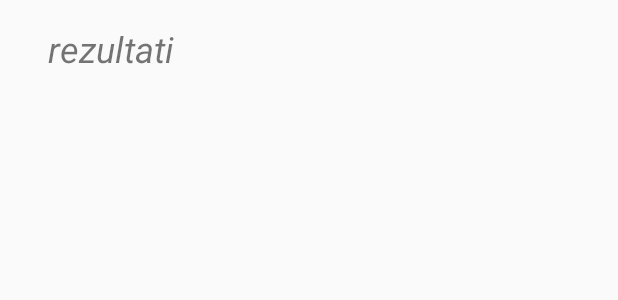
After one commit to luffee/ShopBarcodeskener, an Android app: the layout activity_display_search_results.xml on its own in the app's theme, with its tools: preview values and no code run, on a phone screen of 412 x 824 dp. The commit adds this screen. Shown: the top 300 px of the screen. Run offline under Robolectric (Android 15) with nearby library versions, the phone set to English and light mode, and no system bars.

Commit message:
created second view and connected it with test intent for search results

```diff
--- /dev/null
+++ b/app/src/main/res/layout/activity_display_search_results.xml
@@ -0,0 +1,23 @@
+<?xml version="1.0" encoding="utf-8"?>
+<androidx.constraintlayout.widget.ConstraintLayout xmlns:android="http://schemas.android.com/apk/res/android"
+    xmlns:app="http://schemas.android.com/apk/res-auto"
+    xmlns:tools="http://schemas.android.com/tools"
+    android:layout_width="match_parent"
+    android:layout_height="match_parent"
+    tools:context=".DisplaySearchResults">
+
+    <TextView
+        android:id="@+id/textViewSearchResult"
+        android:layout_width="0dp"
+        android:layout_height="wrap_content"
+        android:layout_marginStart="32dp"
+        android:layout_marginTop="16dp"
+        android:layout_marginEnd="32dp"
+        android:text="rezultati"
+        android:textAlignment="viewStart"
+        android:textSize="24sp"
+        android:textStyle="italic"
+        app:layout_constraintEnd_toEndOf="parent"
+        app:layout_constraintStart_toStartOf="parent"
+        app:layout_constraintTop_toTopOf="parent" />
+</androidx.constraintlayout.widget.ConstraintLayout>
--- a/app/src/main/res/layout/activity_main.xml
+++ b/app/src/main/res/layout/activity_main.xml
@@ -23,7 +23,7 @@
         app:layout_constraintTop_toTopOf="parent" />
 
     <EditText
-        android:id="@+id/editText"
+        android:id="@+id/editTextSearchInput"
         android:layout_width="0dp"
         android:layout_height="wrap_content"
         android:layout_marginStart="16dp"
@@ -45,7 +45,7 @@
         android:text="@string/scan_button"
         app:layout_constraintEnd_toEndOf="parent"
         app:layout_constraintStart_toStartOf="parent"
-        app:layout_constraintTop_toBottomOf="@+id/editText" />
+        app:layout_constraintTop_toBottomOf="@+id/editTextSearchInput" />
 
     <Button
         android:id="@+id/button2"
```
Also changed, not shown: app/src/main/AndroidManifest.xml (+10 -0 lines), app/src/main/java/com/example/shopbarcodeskener/DisplaySearchResults.java (added, +26 -0 lines), app/src/main/java/com/example/shopbarcodeskener/MainActivity.java (+12 -0 lines).
